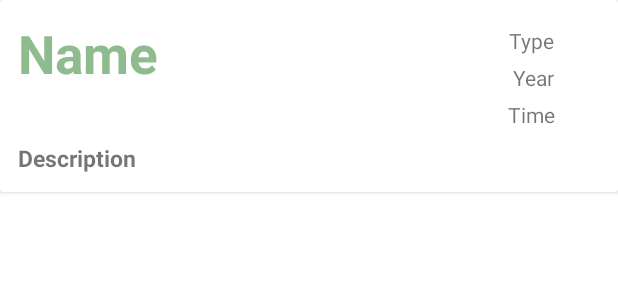
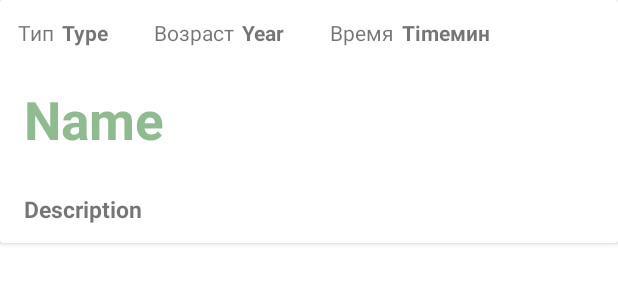
Before and after one commit to ModernMann/Counselor-3, an Android app: the layout my_row.xml on its own in the app's theme, with its tools: preview values and no code run, on a phone screen of 412 x 824 dp. Shown: the top 300 px of the screen. Run offline under Robolectric (Android 15) with nearby library versions, the phone set to English and light mode, and no system bars.

Commit message:
Update DB and Frame

```diff
--- a/app/src/main/java/com/example/imtrying/ActivityGames.java
+++ b/app/src/main/java/com/example/imtrying/ActivityGames.java
@@ -21,10 +21,11 @@ public class ActivityGames extends AppCompatActivity {
     protected void onCreate(Bundle savedInstanceState) {
         super.onCreate(savedInstanceState);
         setContentView(R.layout.activity_games);
-
         recyclerView = findViewById(R.id.recyclerView);
 
         myDB = new MyDatabaseHelper(ActivityGames.this);
+        //if ()
+        myDB.CheckDB();
         game_name = new ArrayList<>();
         game_description = new ArrayList<>();
         game_type = new ArrayList<>();
@@ -37,6 +38,7 @@ public class ActivityGames extends AppCompatActivity {
                 ,game_time,game_year);
         recyclerView.setAdapter(customAdapter);
         recyclerView.setLayoutManager(new LinearLayoutManager(ActivityGames.this));
+
     }
 
 
--- a/app/src/main/res/layout/my_row.xml
+++ b/app/src/main/res/layout/my_row.xml
@@ -23,6 +23,8 @@
                 android:id="@+id/game_name_txt"
                 android:layout_width="wrap_content"
                 android:layout_height="wrap_content"
+                android:layout_marginStart="4dp"
+                android:layout_marginTop="44dp"
                 android:text="Name"
                 android:textColor="#8FBC8F"
                 android:textSize="35sp"
@@ -34,9 +36,9 @@
                 android:id="@+id/game_description_txt"
                 android:layout_width="wrap_content"
                 android:layout_height="wrap_content"
-                android:layout_marginTop="35dp"
+                android:layout_marginTop="25dp"
+                android:inputType="textMultiLine"
                 android:text="Description"
-                android:inputType="textMultiLine"
                 android:textSize="15sp"
                 android:textStyle="bold"
                 app:layout_constraintStart_toStartOf="@+id/game_name_txt"
@@ -46,29 +48,66 @@
                 android:id="@+id/game_type_txt"
                 android:layout_width="wrap_content"
                 android:layout_height="wrap_content"
-                android:layout_marginTop="5dp"
-                android:layout_marginEnd="30dp"
+                android:layout_marginStart="5dp"
                 android:text="Type"
-                app:layout_constraintEnd_toEndOf="parent"
-                app:layout_constraintTop_toTopOf="parent" />
+                android:textStyle="bold"
+                app:layout_constraintStart_toEndOf="@+id/labeltext"
+                app:layout_constraintTop_toTopOf="@+id/labeltext" />
 
             <TextView
                 android:id="@+id/game_year_txt"
                 android:layout_width="wrap_content"
                 android:layout_height="wrap_content"
-                android:layout_marginTop="5dp"
+                android:layout_marginStart="5dp"
                 android:text="Year"
-                app:layout_constraintEnd_toEndOf="@+id/game_type_txt"
-                app:layout_constraintTop_toBottomOf="@+id/game_type_txt" />
+                android:textStyle="bold"
+                app:layout_constraintStart_toEndOf="@+id/labelYears"
+                app:layout_constraintTop_toTopOf="parent" />
 
             <TextView
                 android:id="@+id/game_time_txt"
                 android:layout_width="wrap_content"
                 android:layout_height="wrap_content"
-                android:layout_marginTop="5dp"
+                android:layout_marginStart="5dp"
                 android:text="Time"
-                app:layout_constraintEnd_toEndOf="@+id/game_year_txt"
-                app:layout_constraintTop_toBottomOf="@+id/game_year_txt" />
+                android:textStyle="bold"
+                app:layout_constraintStart_toEndOf="@+id/labelTimes"
+                app:layout_constraintTop_toTopOf="parent" />
+
+            <TextView
+                android:id="@+id/labeltext"
+                android:layout_width="wrap_content"
+                android:layout_height="wrap_content"
+                android:text="Тип"
+                app:layout_constraintStart_toStartOf="parent"
+                app:layout_constraintTop_toTopOf="parent" />
+
+            <TextView
+                android:id="@+id/labelYears"
+                android:layout_width="wrap_content"
+                android:layout_height="wrap_content"
+                android:layout_marginStart="30dp"
+                android:text="Возраст"
+                app:layout_constraintStart_toEndOf="@+id/game_type_txt"
+                app:layout_constraintTop_toTopOf="parent" />
+
+            <TextView
+                android:id="@+id/labelTimes"
+                android:layout_width="wrap_content"
+                android:layout_height="wrap_content"
+                android:layout_marginStart="30dp"
+                android:text="Время"
+                app:layout_constraintStart_toEndOf="@+id/game_year_txt"
+                app:layout_constraintTop_toTopOf="parent" />
+
+            <TextView
+                android:id="@+id/labelMin"
+                android:layout_width="wrap_content"
+                android:layout_height="wrap_content"
+                android:text="мин"
+                android:textStyle="bold"
+                app:layout_constraintStart_toEndOf="@+id/game_time_txt"
+                app:layout_constraintTop_toTopOf="parent" />
 
         </androidx.constraintlayout.widget.ConstraintLayout>
     </androidx.cardview.widget.CardView>
```
Also changed, not shown: app/src/main/java/com/example/imtrying/MainActivity.java (+0 -9 lines), app/src/main/java/com/example/imtrying/MyDatabaseHelper.java (+30 -0 lines), app/src/main/res/layout/activity_main.xml (+1 -74 lines).
